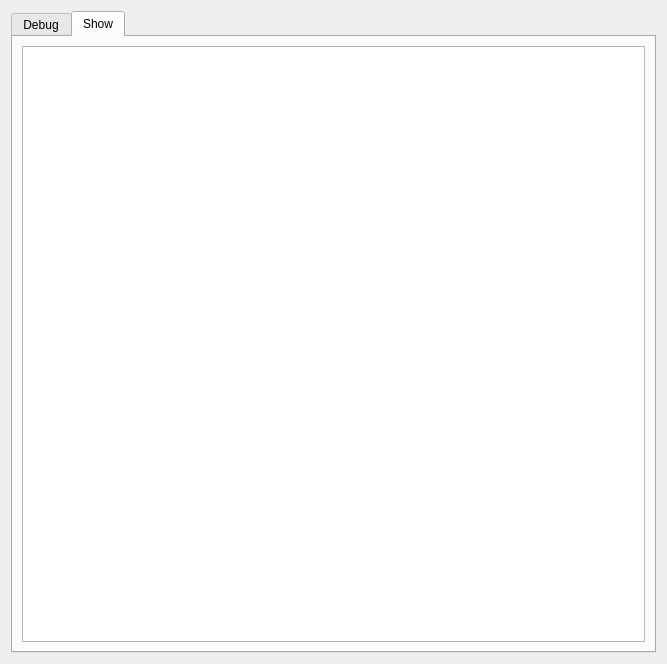
Above: UI.ui from txzing/Python before the change. Below: the same form after it.
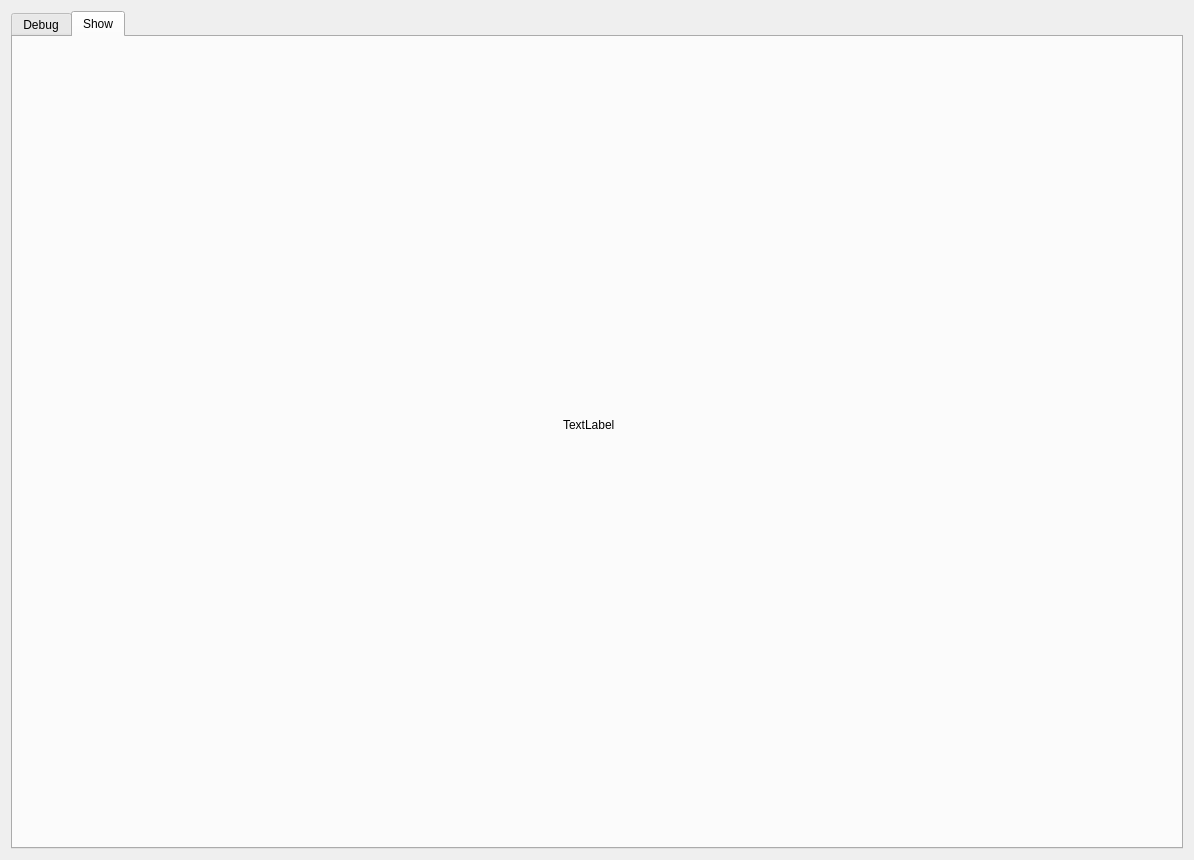
That is the form after the change. The open tabs and pages were chosen to show the change.

Patch:
```diff
--- a/UI.ui
+++ b/UI.ui
@@ -6,8 +6,8 @@
    <rect>
     <x>0</x>
     <y>0</y>
-    <width>667</width>
-    <height>603</height>
+    <width>1194</width>
+    <height>860</height>
    </rect>
   </property>
   <property name="windowTitle">
@@ -369,11 +369,19 @@
       <attribute name="title">
        <string>Show</string>
       </attribute>
-      <layout class="QGridLayout" name="gridLayout_14">
-       <item row="0" column="0">
-        <widget class="QGraphicsView" name="graphicsView"/>
-       </item>
-      </layout>
+      <widget class="QLabel" name="picshow">
+       <property name="geometry">
+        <rect>
+         <x>550</x>
+         <y>380</y>
+         <width>54</width>
+         <height>16</height>
+        </rect>
+       </property>
+       <property name="text">
+        <string>TextLabel</string>
+       </property>
+      </widget>
      </widget>
     </widget>
    </item>
```
Left out of the diff: 2 changed lines with no effect on the pictures.
